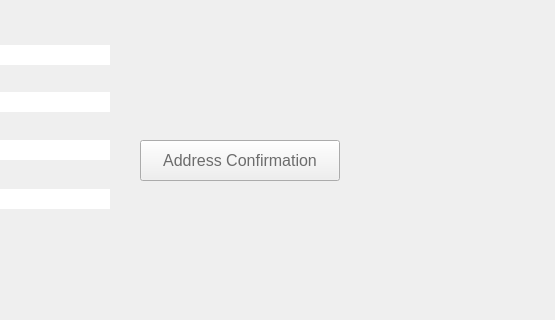
Above: pteid-mw-pt/_src/eidmw/eidgui/mainwnd.ui from amagovpt/autenticacao.gov before the change; both pictures show x 370 to 925 and y 345 to 665 of the 925 by 1042 pixel window. Below: the same form after it.
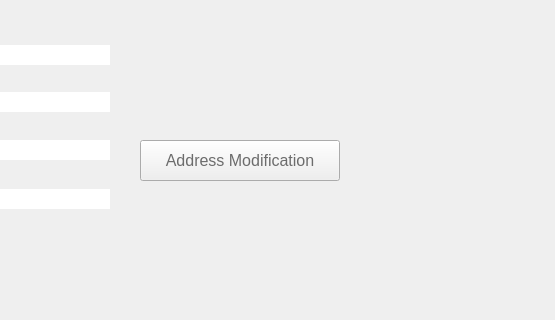
That is the form after the change. The open tabs and pages were chosen to show the change. Icons and pictures are not drawn.

Commit message: Change portuguese message 'Confirmação da Morada' to 'Alteração da Morada' in eidmw_nl.ts file. This was requested by INCM. Also its respective translation message has been changed from 'Address Confirmation' to 'Address Modification'

Diff of the .ui file:
```diff
--- a/pteid-mw-pt/_src/eidmw/eidgui/mainwnd.ui
+++ b/pteid-mw-pt/_src/eidmw/eidgui/mainwnd.ui
@@ -1154,7 +1154,7 @@
 background-image: url(:/images/Images/backgrounds/bg_toolbarMenu2.png);          </string>
                 </property>
                 <property name="text">
-                  <string>Address Confirmation</string>
+                  <string>Address Modification</string>
                 </property>
               </widget>
             </widget>
```
Left out of the diff: 6 changed lines with no effect on the pictures. The commit also changes 8 other files.
